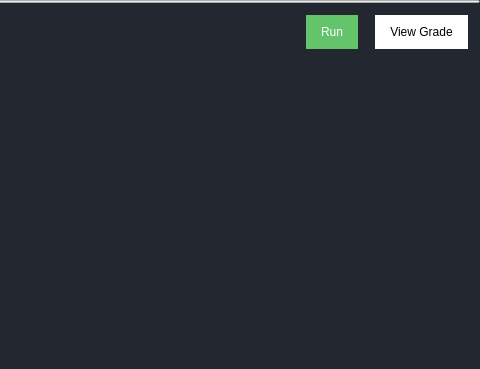
Before: the Qt Designer form TurboGrade/ui/gradesubmission.ui in wassgha/TurboGrade, drawn with Qt 5; both pictures show x 361 to 841 and y 0 to 369 of the 841 by 369 pixel window.
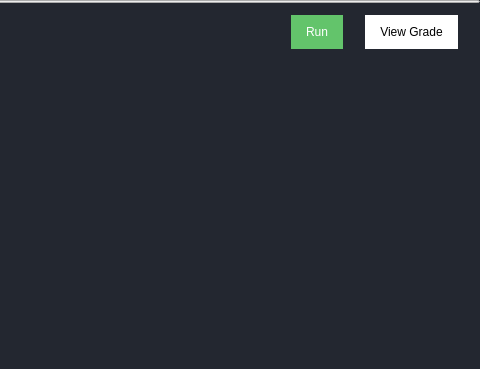
After: the same form once the commit is applied. Icons and pictures are not drawn.

```diff
--- a/TurboGrade/ui/gradesubmission.ui
+++ b/TurboGrade/ui/gradesubmission.ui
@@ -30,7 +30,7 @@
 	padding-right: 15px;
 	background: white;
 	border-radius: 18px;
-	margin-left : 5px;
+	margin-right : 10px;
 }
 
 QPushButton#run {
```
Left out of the diff: 6 changed lines with no effect on the pictures.
